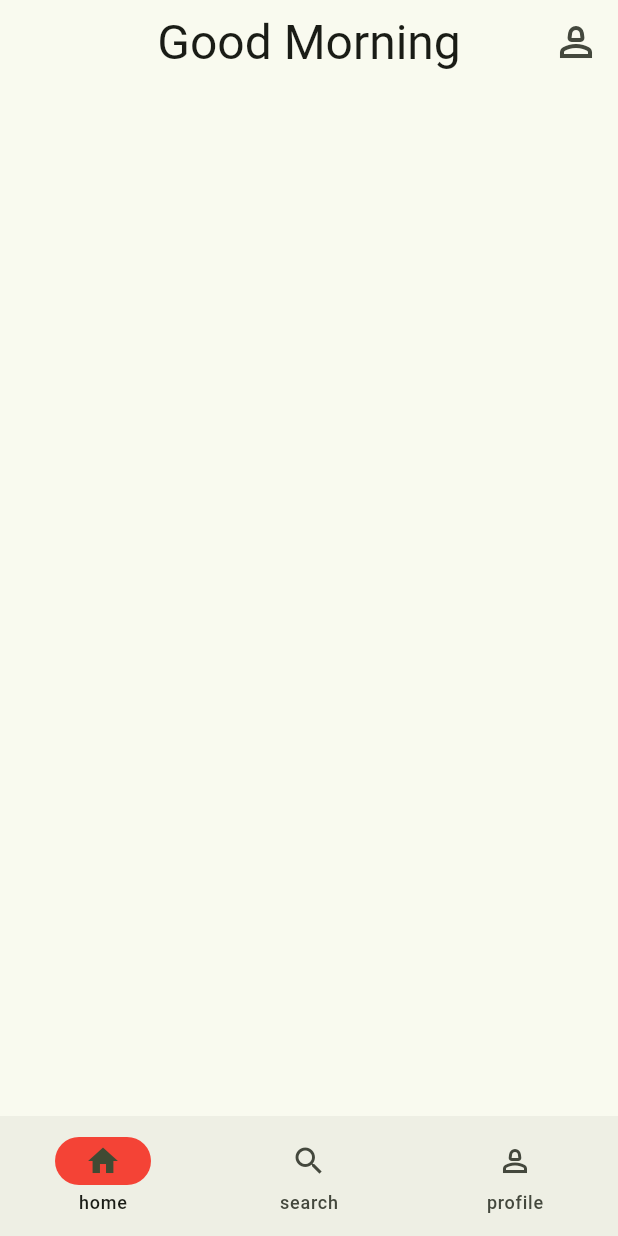
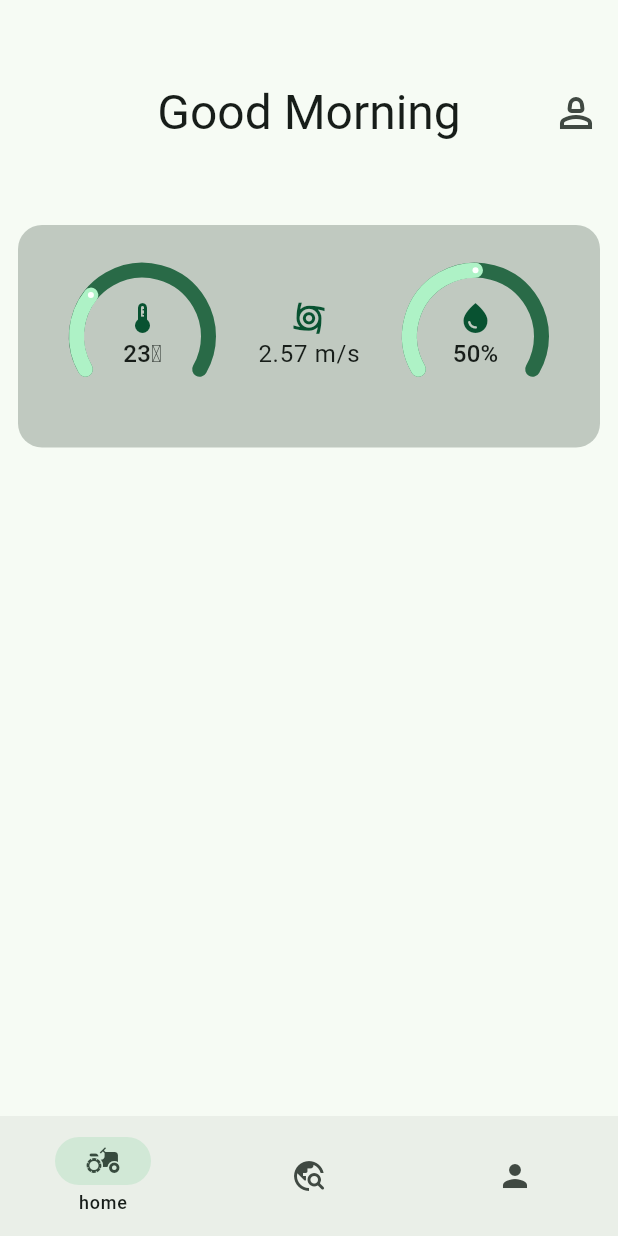
Before and after one commit to R21EF247/reva-hack-23, a Flutter app: the screen it shows after launch, on a phone screen of 412 x 824 dp. Run offline on Flutter 3.47's test engine with Material 2 defaults, Android fonts, the phone set to English and light mode, and no system bars; drawn by our look-alikes of sleek_circular_slider; our stand-ins replace auto_route.

Commit message:
added progress bar components

```diff
--- a/kang/lib/main.dart
+++ b/kang/lib/main.dart
@@ -15,7 +15,8 @@ class MyApp extends StatelessWidget {
       debugShowCheckedModeBanner: false,
       title: 'Flutter Demo',
       theme: ThemeData(
-        colorScheme: ColorScheme.fromSeed(seedColor: Colors.lightGreen),
+        colorScheme:
+            ColorScheme.fromSeed(seedColor: Color.fromARGB(1, 0, 109, 66)),
         useMaterial3: true,
       ),
       routerDelegate: router.delegate(),
--- a/kang/lib/views/homepage.dart
+++ b/kang/lib/views/homepage.dart
@@ -1,14 +1,18 @@
 import 'package:auto_route/annotations.dart';
 import 'package:flutter/material.dart';
 import 'package:flutter/widgets.dart';
+import 'package:kang/widgets/slider.dart';
 
 @RoutePage()
 class HomePage extends StatelessWidget {
   @override
   Widget build(BuildContext context) {
     final theme = Theme.of(context);
+    final size = MediaQuery.of(context).size;
     return Scaffold(
         appBar: AppBar(
+          toolbarHeight: 150,
+          backgroundColor: theme.colorScheme.surface,
           title: Text(
             'Good Morning',
             style: theme.textTheme.headlineLarge,
@@ -27,14 +31,43 @@ class HomePage extends StatelessWidget {
         body: SingleChildScrollView(
           child: Column(
             children: [
-              Container(
-                decoration: BoxDecoration(
-                    borderRadius: BorderRadius.circular(16),
-                    color: theme.primaryColor),
-                child: Row(
-                  children: [
-
-                  ],
+              Padding(
+                padding: const EdgeInsets.symmetric(horizontal: 12),
+                child: Container(
+                  padding: EdgeInsets.symmetric(horizontal: 34),
+                  height: size.height * 0.18,
+                  decoration: BoxDecoration(
+                      borderRadius: BorderRadius.circular(16),
+                      color: theme.colorScheme.outlineVariant),
+                  child: Row(
+                    mainAxisAlignment: MainAxisAlignment.spaceBetween,
+                    children: [
+                      SliderBar(value: '23\u2103', theme: theme),
+                      Column(
+                        mainAxisAlignment: MainAxisAlignment.center,
+                        children: [
+                          Icon(
+                            Icons.cyclone,
+                            color: theme.colorScheme.onPrimaryContainer,
+                            size: 25,
+                          ),
+                          Text(
+                            "2.57 m/s",
+                            style: theme.textTheme.bodyLarge,
+                          ),
+                        ],
+                      ),
+                      SliderBar(
+                        theme: theme,
+                        value: '50%',
+                        currentValue: 50,
+                        maxValue: 100,
+                        minValue: 0,
+                        description: "Hummidity",
+                        icon: Icons.water_drop,
+                      )
+                    ],
+                  ),
                 ),
               )
             ],
--- a/kang/lib/views/start.dart
+++ b/kang/lib/views/start.dart
@@ -13,8 +13,9 @@ class MyAppPage extends StatefulWidget {
 class _MyAppPageState extends State<MyAppPage> {
   @override
   Widget build(BuildContext context) {
+    final theme = Theme.of(context);
     return AutoTabsRouter(
-      routes: [HomeRoute(), ProfileRoute(), SearchRoute()],
+      routes: [const HomeRoute(), const ProfileRoute(), const SearchRoute()],
       builder: (context, child) {
         final tabRouter = AutoTabsRouter.of(context);
         return Scaffold(
@@ -32,15 +33,18 @@ class _MyAppPageState extends State<MyAppPage> {
               },
             ),
             bottomNavigationBar: NavigationBar(
+              labelBehavior:
+                  NavigationDestinationLabelBehavior.onlyShowSelected,
               onDestinationSelected: tabRouter.setActiveIndex,
               selectedIndex: tabRouter.activeIndex,
-              indicatorColor: Colors.red,
-              destinations: [
-                NavigationDestination(icon: Icon(Icons.home), label: "home"),
+              indicatorColor: theme.colorScheme.secondaryContainer,
+              destinations: const [
                 NavigationDestination(
-                    icon: Icon(Icons.search), label: "search"),
+                    icon: Icon(Icons.agriculture), label: "home"),
                 NavigationDestination(
-                    icon: Icon(Icons.person_2_outlined), label: "profile"),
+                    icon: Icon(Icons.travel_explore_rounded), label: "search"),
+                NavigationDestination(
+                    icon: Icon(Icons.person), label: "profile"),
               ],
             ));
       },
--- /dev/null
+++ b/kang/lib/widgets/slider.dart
@@ -0,0 +1,56 @@
+import 'package:flutter/material.dart';
+import 'package:sleek_circular_slider/sleek_circular_slider.dart';
+
+class SliderBar extends StatefulWidget {
+  SliderBar(
+      {super.key,
+      required this.theme,
+      required this.value,
+      this.minValue = 57,
+      this.maxValue = 64,
+      this.currentValue = 59,
+      this.description = '',
+      this.icon = Icons.thermostat});
+
+  final ThemeData theme;
+  String value, description;
+  double minValue, maxValue, currentValue;
+  IconData icon;
+  @override
+  State<SliderBar> createState() => _SliderBarState();
+}
+
+class _SliderBarState extends State<SliderBar> {
+  @override
+  Widget build(BuildContext context) {
+    final theme = widget.theme;
+    return SleekCircularSlider(
+      innerWidget: (percentage) {
+        return Column(
+          mainAxisAlignment: MainAxisAlignment.center,
+          children: [
+            Icon(
+              widget.icon,
+              color: theme.colorScheme.onPrimaryContainer,
+            ),
+            Text(
+              widget.value,
+              style: theme.textTheme.titleMedium,
+            )
+          ],
+        );
+      },
+      appearance: CircularSliderAppearance(
+          customWidths:
+              CustomSliderWidths(progressBarWidth: 10, trackWidth: 10),
+          customColors: CustomSliderColors(
+              trackColor: theme.primaryColor,
+              progressBarColor: theme.colorScheme.primaryContainer),
+          size: 98),
+      min: widget.minValue,
+      max: widget.maxValue,
+      initialValue: widget.currentValue,
+    );
+    ;
+  }
+}
--- a/kang/pubspec.yaml
+++ b/kang/pubspec.yaml
@@ -31,6 +31,7 @@ dependencies:
   flutter:
     sdk: flutter
   auto_route: ^7.8.4
+  sleek_circular_slider: ^2.0.1
 
   # The following adds the Cupertino Icons font to your application.
   # Use with the CupertinoIcons class for iOS style icons.
```
Also changed, not shown: kang/pubspec.lock.
